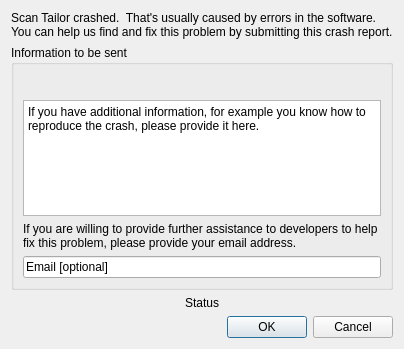
First picture: the form in crash_reporter/ui/CrashReportDialog.ui, repository ImageProcessing-ElectronicPublications/scantailor-deviant, before the edit.
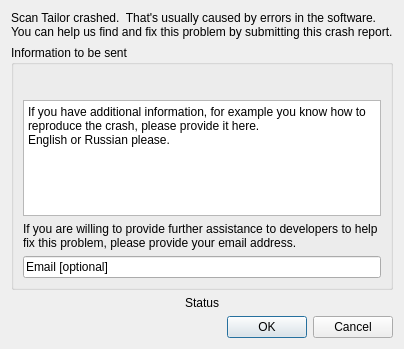
Second picture: the form after the edit.

Patch:
```diff
--- a/crash_reporter/ui/CrashReportDialog.ui
+++ b/crash_reporter/ui/CrashReportDialog.ui
@@ -60,7 +60,8 @@
       <item>
        <widget class="QPlainTextEdit" name="additionalInfo">
         <property name="plainText">
-         <string>If you have additional information, for example you know how to reproduce the crash, please provide it here.</string>
+         <string>If you have additional information, for example you know how to reproduce the crash, please provide it here.
+English or Russian please.</string>
         </property>
        </widget>
       </item>
```
